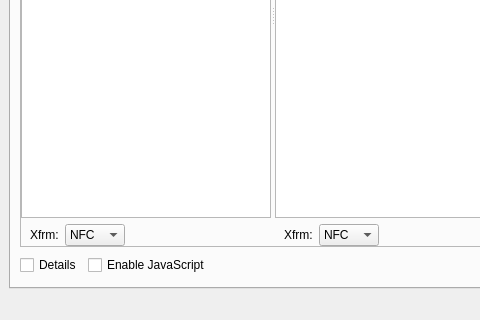
Before: the Qt Designer form ui/MainWindow.ui in Sirraide/smyth, drawn with Qt 5; both pictures show x 0 to 480 and y 280 to 600 of the 800 by 600 pixel window.
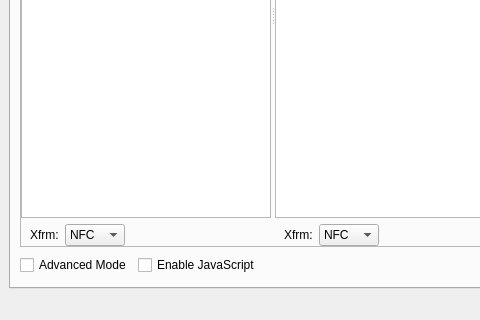
After: the same form once the commit is applied. Custom widgets are drawn as their Qt base class.

Patch:
```diff
--- a/ui/MainWindow.ui
+++ b/ui/MainWindow.ui
@@ -451,7 +451,7 @@
               <string>&lt;html&gt;&lt;head/&gt;&lt;body&gt;&lt;p&gt;Show advanced settings.&lt;/p&gt;&lt;/body&gt;&lt;/html&gt;</string>
              </property>
              <property name="text">
-              <string>Details</string>
+              <string>Advanced Mode</string>
              </property>
             </widget>
            </item>
```
Left out of the diff: 23 changed lines with no effect on the pictures.
